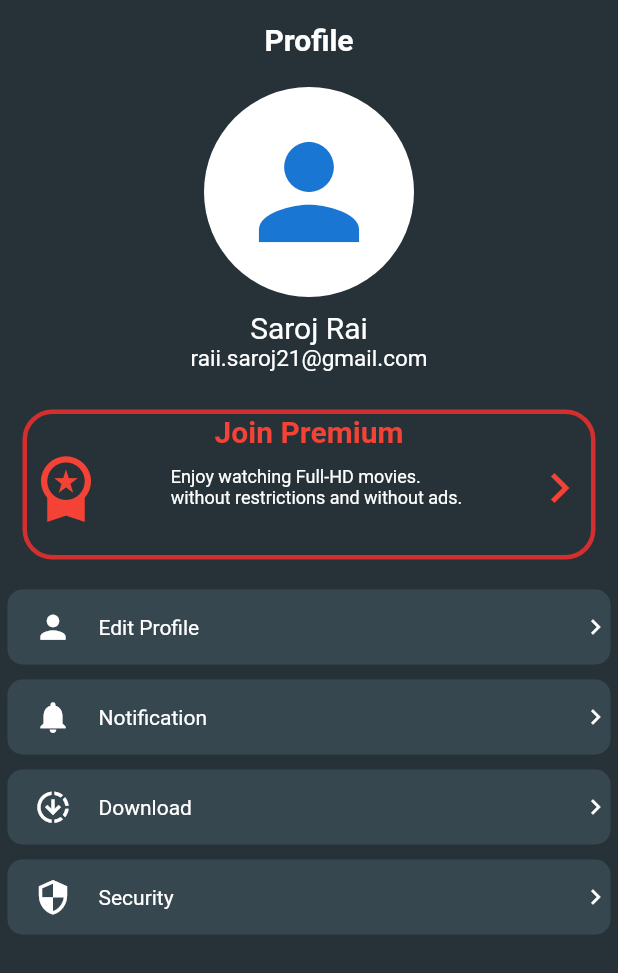
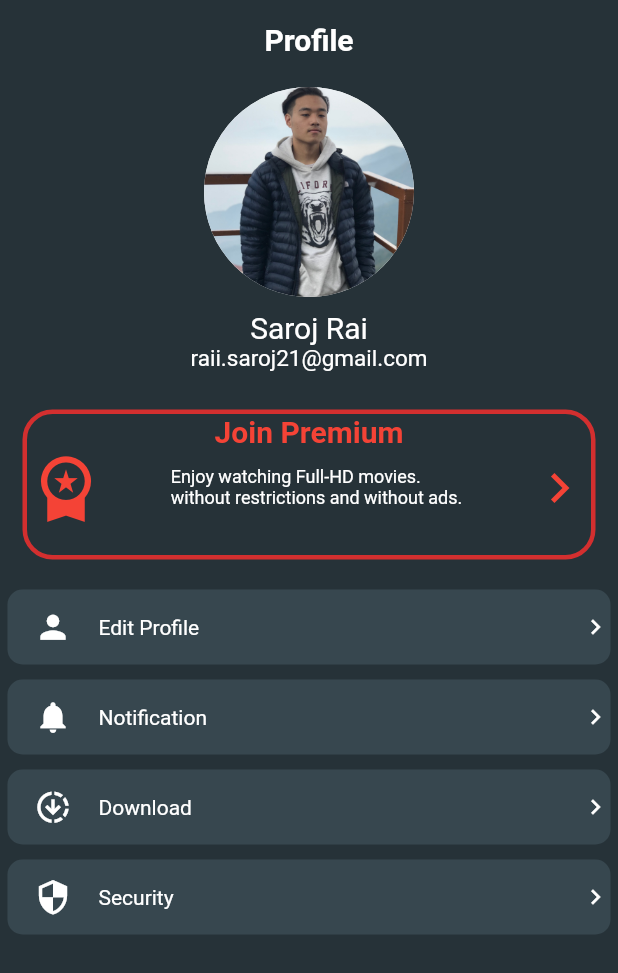
Before and after one commit to sarojraii/Movie_App, a Flutter app: the ProfilePage screen opened directly, on a phone screen of 412 x 824 dp. Shown: the top 973 px of the screen. Run offline on Flutter 3.47's test engine with Material 2 defaults, Android fonts, the phone set to English and light mode, and no system bars; our stand-ins replace animated_splash_screen, another_carousel_pro, carousel_slider; network calls fail.

Commit message:
final update 4

```diff
--- a/lib/view/profile_page.dart
+++ b/lib/view/profile_page.dart
@@ -38,10 +38,7 @@ class _ProfilePageState extends State<ProfilePage> {
               child: CircleAvatar(
                 backgroundColor: Colors.white,
                 radius: 70,
-                child: Icon(
-                  Icons.person,
-                  size: 100,
-                ),
+                backgroundImage: AssetImage('image/me.jpg'),
               ),
             ),
             const SizedBox(
```
Also changed, not shown: image/me.jpg (added).
